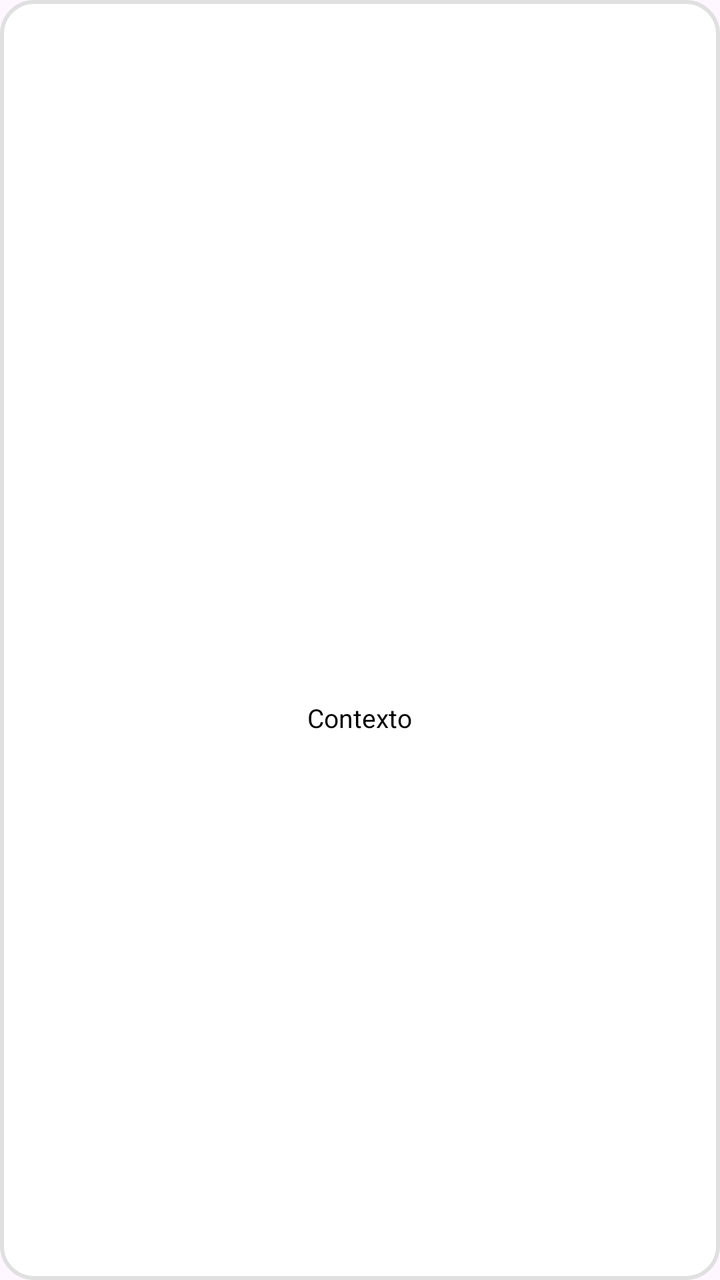
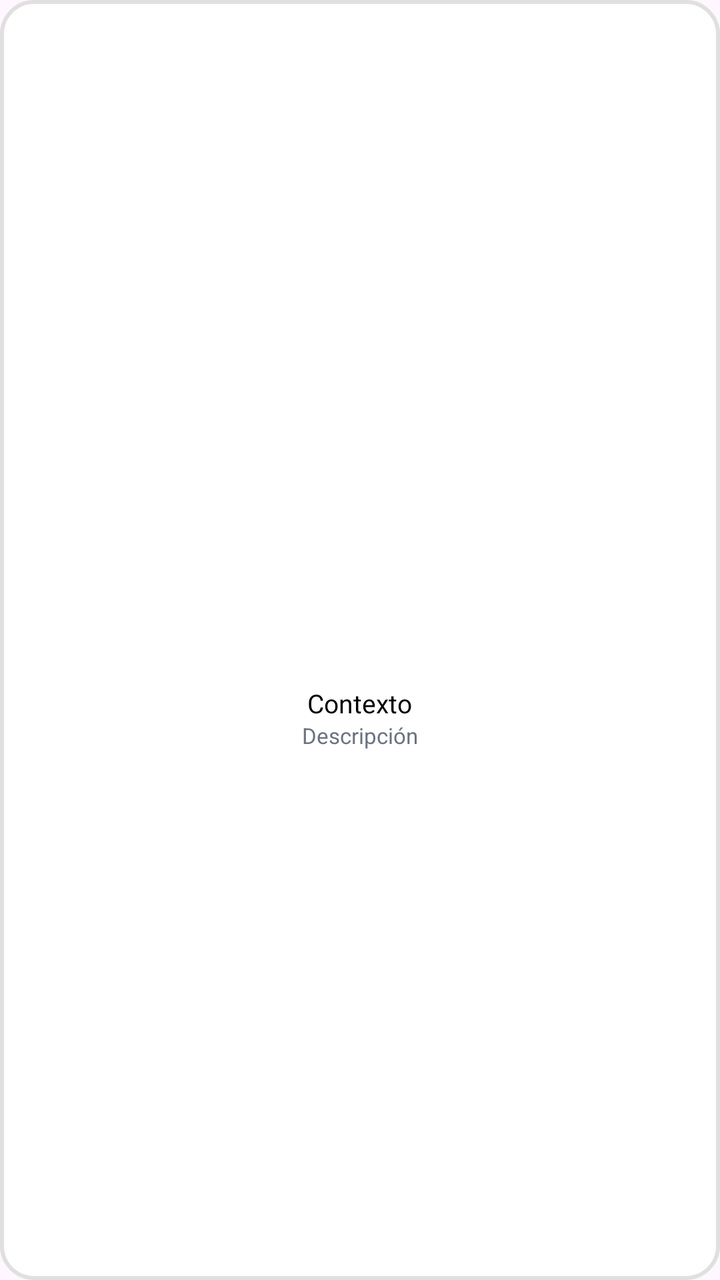

Before-and-after screenshots of an Android layout around one commit, followed by the original layout XML and the change that was made.
<!-- AndroidManifest.xml: application theme Theme.NiJu_Project -->
<!-- res/layout/item_contexto.xml -->
<?xml version="1.0" encoding="utf-8"?>
<LinearLayout xmlns:android="http://schemas.android.com/apk/res/android"
    android:layout_width="wrap_content"
    android:layout_height="wrap_content"
    android:orientation="vertical"
    android:gravity="center"
    android:padding="10dp"
    android:layout_marginEnd="8dp"
    android:layout_marginStart="2dp"
    android:background="@drawable/bg_contexto_default">

    <ImageView
        android:id="@+id/iv_contexto_icono"
        android:layout_width="64dp"
        android:layout_height="64dp"
        android:contentDescription="@string/app_name"
        android:scaleType="centerInside" />

    <TextView
        android:id="@+id/tv_contexto_nombre"
        android:layout_width="wrap_content"
        android:layout_height="wrap_content"
        android:text="Contexto"
        android:textSize="13sp"
        android:textColor="@color/black"
        android:layout_marginTop="14dp"
        android:ellipsize="end"
        android:maxLines="1"/>
</LinearLayout>
<!-- resources referenced by this layout -->
<resources>
  <color name="black">#FF000000</color>
  <!-- drawable bg_contexto_default (drawable) -->
  <?xml version="1.0" encoding="utf-8"?>
  <shape xmlns:android="http://schemas.android.com/apk/res/android"
      android:shape="rectangle">
      <solid android:color="#FFFFFF" />
      <stroke android:width="2dp" android:color="#E0E0E0" />
      <corners android:radius="16dp" />
      <padding android:left="8dp" android:top="8dp" android:right="8dp" android:bottom="8dp" />
  </shape>
  <string name="app_name">Niju</string>
  <style name="Theme.NiJu_Project" parent="Base.Theme.NiJu_Project" />
  <style name="Base.Theme.NiJu_Project" parent="Theme.Material3.DayNight.NoActionBar">
          
          
      </style>
</resources>

<!-- the commit's change to res/layout/item_contexto.xml (unified diff, before → after) -->
@@ -26,4 +26,14 @@
         android:layout_marginTop="14dp"
         android:ellipsize="end"
         android:maxLines="1"/>
+
+    <TextView
+        android:id="@+id/tv_contexto_desc"
+        android:layout_width="wrap_content"
+        android:layout_height="wrap_content"
+        android:text="Descripción"
+        android:textSize="11sp"
+        android:textColor="#6B7280"
+        android:ellipsize="end"
+        android:maxLines="1"/>
 </LinearLayout>
